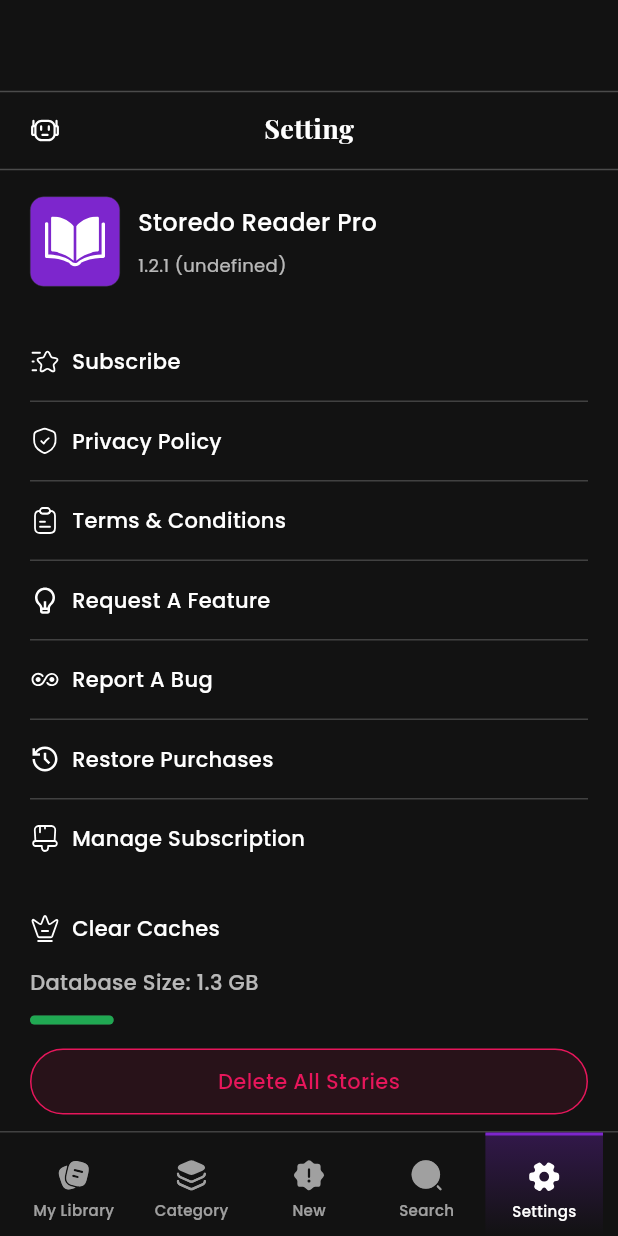
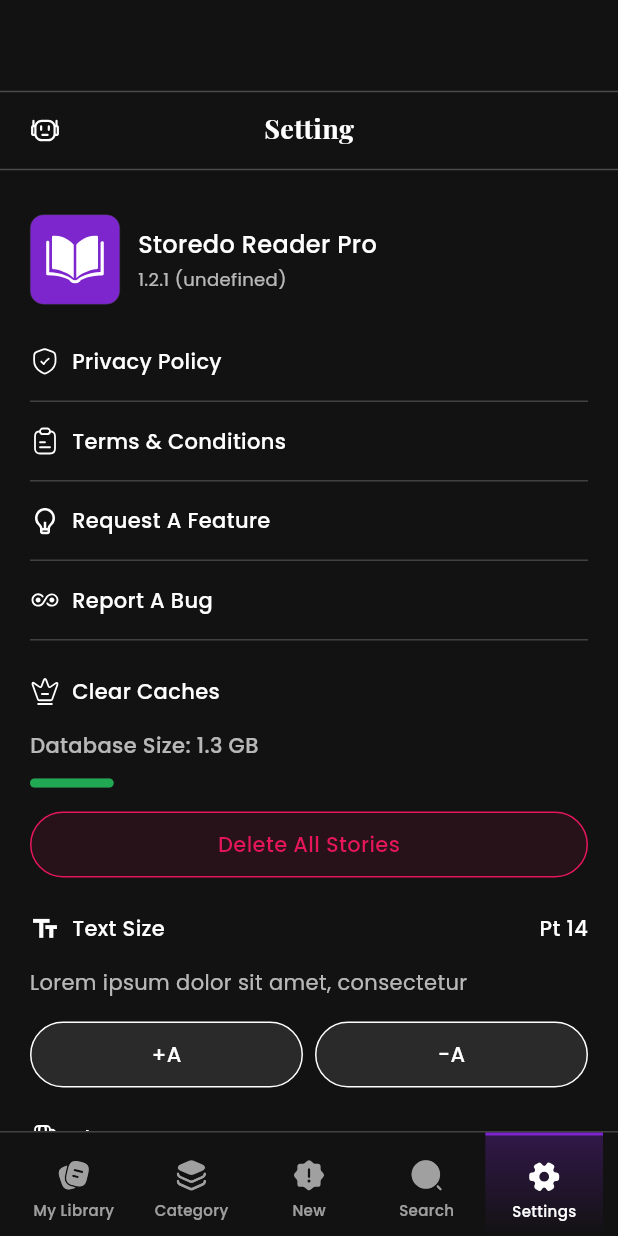
Before and after one commit to quocanh0712/fanfiction, a Flutter app: the SettingsScreen screen opened by its route, on a phone screen of 412 x 824 dp. Run offline on Flutter 3.47's test engine with Material 3 defaults, Android fonts, the phone set to English and light mode, and no system bars; our stand-ins replace dio, flutter_spinkit, flutter_svg, flutter_tts, go_router, google_fonts and 1 more; accounts and stored records are empty; network calls fail.

```diff
--- a/lib/presentation/settings_screen.dart
+++ b/lib/presentation/settings_screen.dart
@@ -29,10 +29,10 @@ class _SettingsScreenState extends State<SettingsScreen> {
               child: Column(
                 crossAxisAlignment: CrossAxisAlignment.start,
                 children: [
-                  const SizedBox(height: 12),
+                  const SizedBox(height: 24),
                   // App Info Section
                   _buildAppInfo(),
-                  const SizedBox(height: 24),
+                  const SizedBox(height: 12),
                   // Menu Items
                   _buildMenuItems(),
                   const SizedBox(height: 24),
@@ -40,8 +40,8 @@ class _SettingsScreenState extends State<SettingsScreen> {
                   _buildClearCachesSection(),
                   const SizedBox(height: 24),
                   // Disable Word Masking
-                  _buildDisableWordMasking(),
-                  const SizedBox(height: 24),
+                  // _buildDisableWordMasking(),
+                  // const SizedBox(height: 24),
                   // Text Size Section
                   _buildTextSizeSection(),
                   const SizedBox(height: 24),
@@ -78,7 +78,7 @@ class _SettingsScreenState extends State<SettingsScreen> {
             child: SvgPicture.asset(
               'assets/images/img_book.svg',
               width: 40,
-              height: 40,
+              height: 32,
               colorFilter: const ColorFilter.mode(
                 Colors.white,
                 BlendMode.srcIn,
@@ -98,7 +98,7 @@ class _SettingsScreenState extends State<SettingsScreen> {
                 color: Colors.white,
               ),
             ),
-            const SizedBox(height: 8),
+            const SizedBox(height: 3),
             Text(
               '1.2.1 (undefined)',
               style: GoogleFonts.poppins(
@@ -116,12 +116,12 @@ class _SettingsScreenState extends State<SettingsScreen> {
   Widget _buildMenuItems() {
     return Column(
       children: [
-        _buildMenuItem(
-          iconPath: 'assets/ic_fanfiction/ic_subscription.svg',
-          title: 'Subscribe',
-          onTap: () {},
-        ),
-        _buildDivider(),
+        // _buildMenuItem(
+        //   iconPath: 'assets/ic_fanfiction/ic_subscription.svg',
+        //   title: 'Subscribe',
+        //   onTap: () {},
+        // ),
+        // _buildDivider(),
         _buildMenuItem(
           iconPath: 'assets/ic_fanfiction/ic_policy.svg',
           title: 'Privacy Policy',
@@ -146,17 +146,17 @@ class _SettingsScreenState extends State<SettingsScreen> {
           onTap: () {},
         ),
         _buildDivider(),
-        _buildMenuItem(
-          iconPath: 'assets/ic_fanfiction/ic_restore_purchase.svg',
-          title: 'Restore Purchases',
-          onTap: () {},
-        ),
-        _buildDivider(),
-        _buildMenuItem(
-          iconPath: 'assets/ic_fanfiction/ic_manage_subscription.svg',
-          title: 'Manage Subscription',
-          onTap: () {},
-        ),
+        // _buildMenuItem(
+        //   iconPath: 'assets/ic_fanfiction/ic_restore_purchase.svg',
+        //   title: 'Restore Purchases',
+        //   onTap: () {},
+        // ),
+        // _buildDivider(),
+        // _buildMenuItem(
+        //   iconPath: 'assets/ic_fanfiction/ic_manage_subscription.svg',
+        //   title: 'Manage Subscription',
+        //   onTap: () {},
+        // ),
       ],
     );
   }
```
